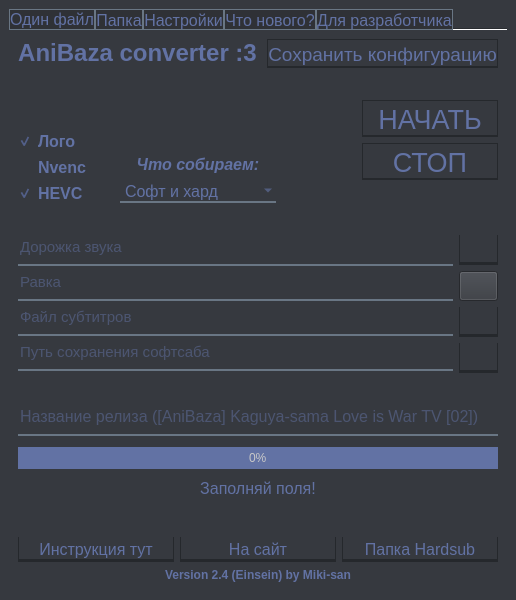
Before: the Qt Designer form UI/normUI2.ui in nikolaiianchuk/AniBaza_Converter, drawn with Qt 5.
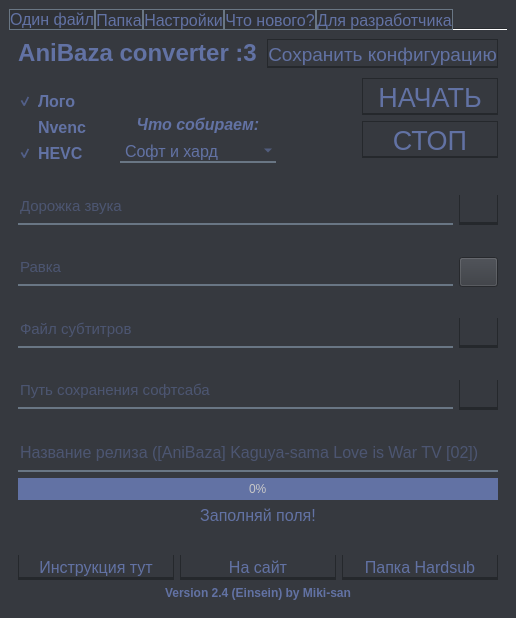
After: the same form once the commit is applied. Icons and pictures are not drawn.

Patch:
```diff
--- a/UI/normUI2.ui
+++ b/UI/normUI2.ui
@@ -7,7 +7,7 @@
     <x>0</x>
     <y>0</y>
     <width>509</width>
-    <height>600</height>
+    <height>618</height>
    </rect>
   </property>
   <property name="sizePolicy">
@@ -1005,6 +1005,19 @@
               </property>
              </widget>
             </item>
+            <item>
+             <spacer name="verticalSpacer_10">
+              <property name="orientation">
+               <enum>Qt::Vertical</enum>
+              </property>
+              <property name="sizeHint" stdset="0">
+               <size>
+                <width>20</width>
+                <height>40</height>
+               </size>
+              </property>
+             </spacer>
+            </item>
             <item>
              <widget class="QLineEdit" name="rawPath">
               <property name="sizePolicy">
@@ -1034,6 +1047,19 @@
               </property>
              </widget>
             </item>
+            <item>
+             <spacer name="verticalSpacer_11">
+              <property name="orientation">
+               <enum>Qt::Vertical</enum>
+              </property>
+              <property name="sizeHint" stdset="0">
+               <size>
+                <width>20</width>
+                <height>40</height>
+               </size>
+              </property>
+             </spacer>
+            </item>
             <item>
              <widget class="QLineEdit" name="subPath">
               <property name="sizePolicy">
@@ -1063,6 +1089,19 @@
               </property>
              </widget>
             </item>
+            <item>
+             <spacer name="verticalSpacer_19">
+              <property name="orientation">
+               <enum>Qt::Vertical</enum>
+              </property>
+              <property name="sizeHint" stdset="0">
+               <size>
+                <width>20</width>
+                <height>40</height>
+               </size>
+              </property>
+             </spacer>
+            </item>
             <item>
              <widget class="QLineEdit" name="softPath">
               <property name="sizePolicy">
@@ -1173,6 +1212,19 @@
               </property>
              </widget>
             </item>
+            <item>
+             <spacer name="verticalSpacer_9">
+              <property name="orientation">
+               <enum>Qt::Vertical</enum>
+              </property>
+              <property name="sizeHint" stdset="0">
+               <size>
+                <width>20</width>
+                <height>40</height>
+               </size>
+              </property>
+             </spacer>
+            </item>
             <item>
              <widget class="QPushButton" name="rawButton">
               <property name="minimumSize">
@@ -1224,6 +1276,19 @@
               </property>
              </widget>
             </item>
+            <item>
+             <spacer name="verticalSpacer_4">
+              <property name="orientation">
+               <enum>Qt::Vertical</enum>
+              </property>
+              <property name="sizeHint" stdset="0">
+               <size>
+                <width>20</width>
+                <height>40</height>
+               </size>
+              </property>
+             </spacer>
+            </item>
             <item>
              <widget class="QPushButton" name="subButton">
               <property name="minimumSize">
@@ -1275,6 +1340,19 @@
               </property>
              </widget>
             </item>
+            <item>
+             <spacer name="verticalSpacer_3">
+              <property name="orientation">
+               <enum>Qt::Vertical</enum>
+              </property>
+              <property name="sizeHint" stdset="0">
+               <size>
+                <width>20</width>
+                <height>40</height>
+               </size>
+              </property>
+             </spacer>
+            </item>
             <item>
              <widget class="QPushButton" name="softButton">
               <property name="minimumSize">
```
Left out of the diff: 16 changed lines with no effect on the pictures.
